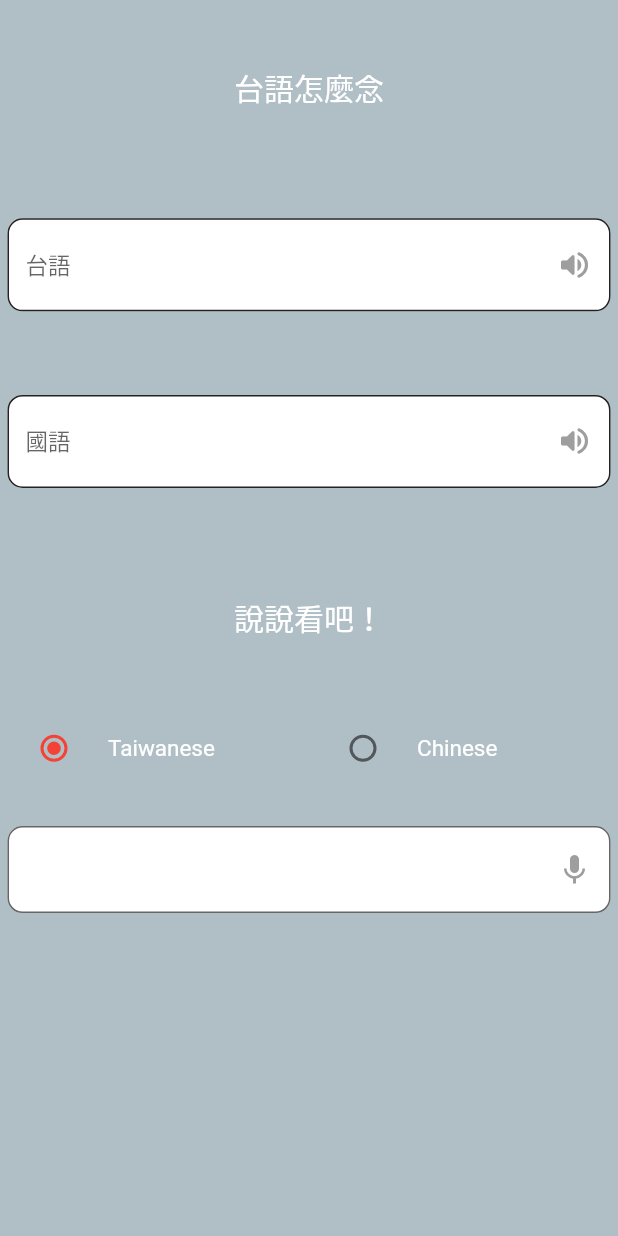
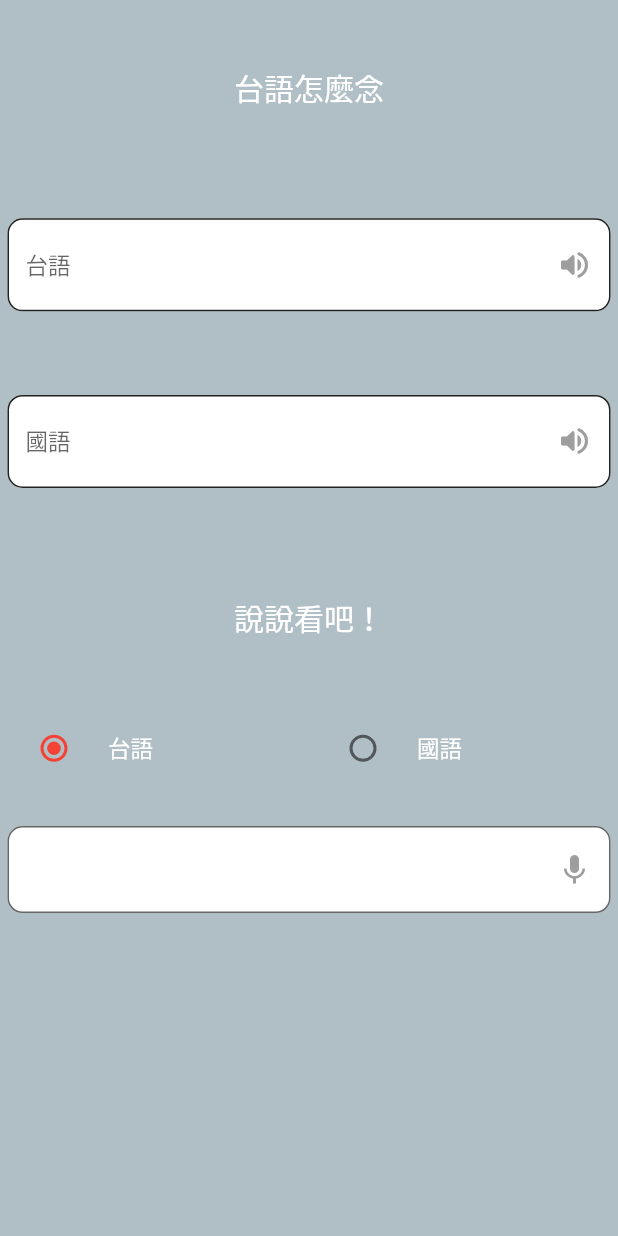
Before and after one commit to Rainyryan/flutter_hokkien_learning_app, a Flutter app: the TranscribePage screen opened directly, on a phone screen of 412 x 824 dp. Run offline on Flutter 3.47's test engine with Material 2 defaults, Android fonts, the light colour scheme and no system bars; our stand-ins replace bottom_navy_bar, dio, flutter_tts, just_audio, permission_handler; missing offline and left inert: flutter_sound_lite, flutter_sound_web.

Commit message:
made apk

```diff
--- a/lib/page/TranscribePage.dart
+++ b/lib/page/TranscribePage.dart
@@ -80,7 +80,10 @@ class TranscribePageState extends State<TranscribePage> {
                   ),
             )),
             Flexible(
-              child: Container(child: buildRadio(), height: 50,),
+              child: Container(
+                child: buildRadio(),
+                height: 50,
+              ),
             ),
             Flexible(
               child: Center(child: buildOutputField()),
@@ -332,7 +335,7 @@ class TranscribePageState extends State<TranscribePage> {
           value: 'Taiwanese',
           // Set option name、color
           title: const Text(
-            'Taiwanese',
+            '台語',
             style: TextStyle(color: Colors.white),
           ),
           //  如果Radio的value和groupValu一樣就是此 Radio 選中其他設置為不選中
@@ -353,7 +356,7 @@ class TranscribePageState extends State<TranscribePage> {
           value: 'Chinese',
           // Set option name、color
           title: const Text(
-            'Chinese',
+            '國語',
             style: TextStyle(color: Colors.white),
           ),
           //  如果Radio的value和groupValu一樣就是此 Radio 選中其他設置為不選中
```
